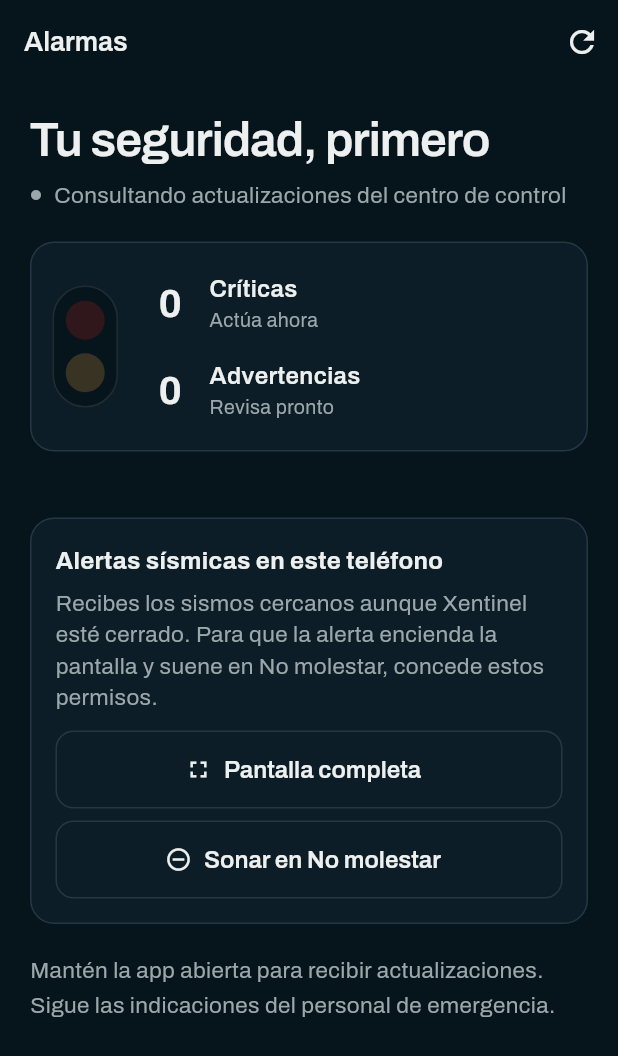
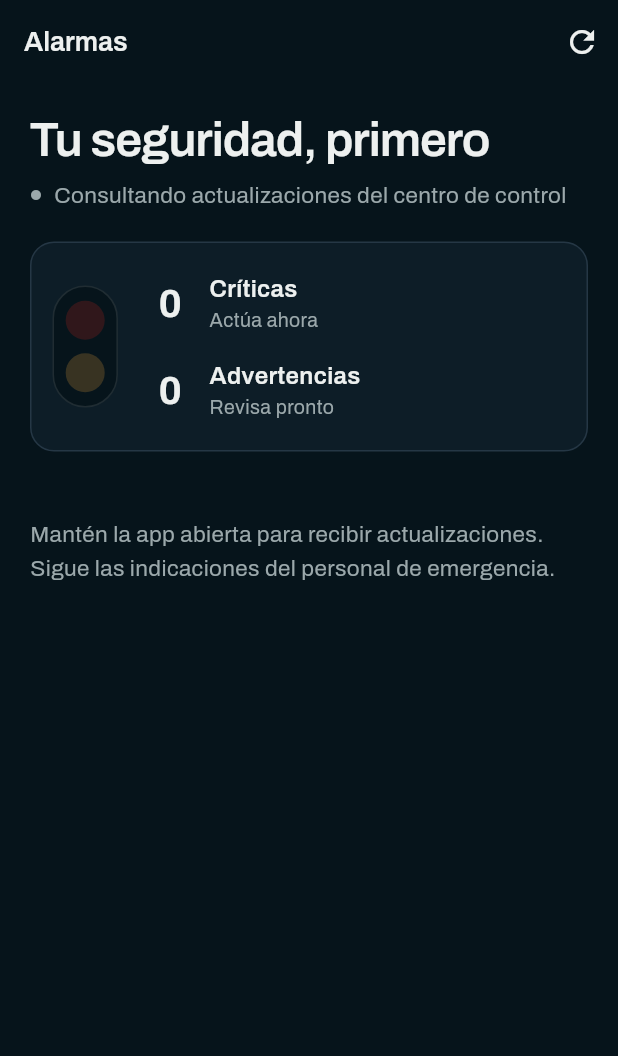
Before and after one commit to xentineloficial-2026/Xentinel, a Flutter app: the AlertsScreen screen opened by its route, on a phone screen of 412 x 824 dp. Shown: the top 1056 px of the screen. Run offline on Flutter 3.47's test engine with Material 3 defaults, Android fonts, the phone set to English and light mode, and no system bars; our stand-ins replace audioplayers, connectivity_plus, firebase_core, firebase_messaging, flutter_local_notifications, flutter_riverpod and 7 more; missing offline and left inert: mobile_scanner, screen_brightness; accounts and stored records are empty.

Commit message:
fix(app): firma única con v1, v2 y v3 y sin permisos que alertan a Play Protect
- Todas las versiones se firman con la clave del proyecto (CN=Xentinel):
  los scripts de publicación fijan la huella del certificado y rechazan
  otra clave, la de depuración o un APK sin alguno de los tres esquemas.
- apksigner vuelve a firmar con v1 porque Gradle la omite con minSdk 24.
- Se retiran USE_FULL_SCREEN_INTENT, ACCESS_NOTIFICATION_POLICY y mostrar
  la app sobre el bloqueo: Play Protect los asocia a apps que se apoderan
  de la pantalla. La alerta sísmica queda como notificación con sirena.
- Versión 1.3.1 (7).

Co-Authored-By: Claude Opus 5.5 <noreply@anthropic.com>
Claude-Session: https://claude.ai/code/session_019snRaBnvgz5bqXcu3j5wqL

```diff
--- a/Xentinel app/lib/screens/alerts_screen.dart
+++ b/Xentinel app/lib/screens/alerts_screen.dart
@@ -7,7 +7,6 @@ import '../core/errors.dart';
 import '../core/theme.dart';
 import '../models/scan_alarm.dart';
 import '../providers/alerts_provider.dart';
-import '../services/seismic_alerts.dart';
 
 /// Alarmas: solo lo que pide atención, en rojo o amarillo. Riesgos críticos para
 /// todos y, para el personal de control, los carnets QR vencidos o no verídicos.
@@ -185,10 +184,6 @@ class _AlertsScreenState extends ConsumerState<AlertsScreen> {
                 style: XentinelTheme.mono,
               ),
             const SizedBox(height: 24),
-            if (SeismicAlerts.available) ...[
-              const _SeismicPermissions(),
-              const SizedBox(height: 20),
-            ],
             const Text(
               'Mantén la app abierta para recibir actualizaciones. Sigue las indicaciones del personal de emergencia.',
               style: TextStyle(color: XentinelTheme.steel, height: 1.5),
@@ -410,74 +405,3 @@ class _ScanAlarmCard extends StatelessWidget {
     );
   }
 }
-
-/// Permisos opcionales para que la alerta sísmica encienda la pantalla y suene
-/// aunque el teléfono esté en No molestar.
-class _SeismicPermissions extends StatefulWidget {
-  const _SeismicPermissions();
-  @override
-  State<_SeismicPermissions> createState() => _SeismicPermissionsState();
-}
-
-class _SeismicPermissionsState extends State<_SeismicPermissions> {
-  bool? _dnd;
-
-  @override
-  void initState() {
-    super.initState();
-    SeismicAlerts.hasDndAccess().then((value) {
-      if (mounted) setState(() => _dnd = value);
-    });
-  }
-
-  @override
-  Widget build(BuildContext context) => Container(
-    padding: const EdgeInsets.all(16),
-    decoration: BoxDecoration(
-      color: XentinelTheme.surface,
-      borderRadius: BorderRadius.circular(16),
-      border: Border.all(color: XentinelTheme.border),
-    ),
-    child: Column(
-      crossAxisAlignment: CrossAxisAlignment.start,
-      children: [
-        const Text(
-          'Alertas sísmicas en este teléfono',
-          style: TextStyle(fontWeight: FontWeight.w700, fontSize: 16),
-        ),
-        const SizedBox(height: 6),
-        const Text(
-          'Recibes los sismos cercanos aunque Xentinel esté cerrado. Para que la alerta '
-          'encienda la pantalla y suene en No molestar, concede estos permisos.',
-          style: TextStyle(color: XentinelTheme.steel, height: 1.4),
-        ),
-        const SizedBox(height: 12),
-        Wrap(
-          spacing: 8,
-          runSpacing: 8,
-          children: [
-            OutlinedButton.icon(
-              onPressed: SeismicAlerts.requestFullScreen,
-              icon: const Icon(Icons.fullscreen),
-              label: const Text('Pantalla completa'),
-            ),
-            OutlinedButton.icon(
-              onPressed: _dnd == true
-                  ? null
-                  : () async {
-                      final granted = await SeismicAlerts.requestDndAccess();
-                      if (mounted) setState(() => _dnd = granted);
-                    },
-              icon: Icon(
-                _dnd == true ? Icons.check : Icons.do_not_disturb_on_outlined,
-              ),
-              label: Text(
-                _dnd == true ? 'Suena en No molestar' : 'Sonar en No molestar',
-              ),
-            ),
-          ],
-        ),
-      ],
-    ),
-  );
-}
--- a/Xentinel app/pubspec.yaml
+++ b/Xentinel app/pubspec.yaml
@@ -1,7 +1,7 @@
 name: xentinel
 description: Xentinel - Sistema Inteligente de Control de Acceso (SENA Fontibon).
 publish_to: 'none'
-version: 1.3.0+6
+version: 1.3.1+7
 
 environment:
   sdk: ^3.12.0
```
Also changed, not shown: Xentinel app/lib/services/seismic_alerts.dart (+5 -25 lines), 6 other files.
